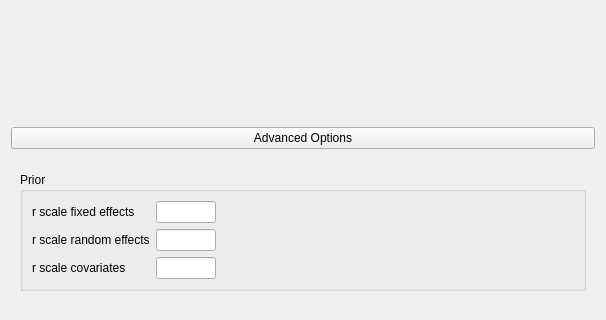
Before: the Qt Designer form JASP-Desktop/analysisforms/anovarepeatedmeasuresbayesianform.ui in jasp-stats/jasp-desktop, drawn with Qt 5; both pictures show x 0 to 606 and y 820 to 1140 of the 606 by 1140 pixel window.
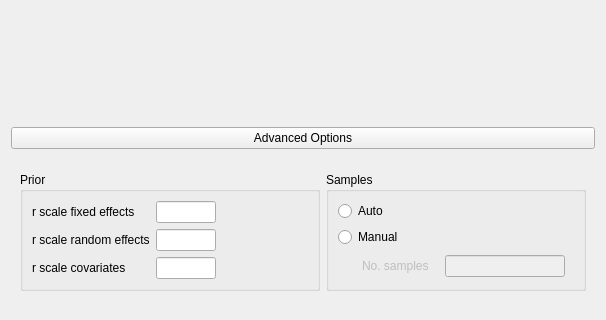
After: the same form once the commit is applied. Custom widgets are drawn as their Qt base class.

```diff
--- a/JASP-Desktop/analysisforms/anovarepeatedmeasuresbayesianform.ui
+++ b/JASP-Desktop/analysisforms/anovarepeatedmeasuresbayesianform.ui
@@ -583,11 +583,17 @@
         </property>
        </widget>
       </item>
-      <item row="2" column="0" rowspan="2" colspan="2">
+      <item row="3" column="0" rowspan="2" colspan="2">
        <widget class="QWidget" name="advancedOptions" native="true">
         <layout class="QGridLayout" name="gridLayout_7">
          <item row="0" column="0">
           <widget class="GroupBox" name="groupBox_2">
+           <property name="maximumSize">
+            <size>
+             <width>300</width>
+             <height>16777215</height>
+            </size>
+           </property>
            <property name="title">
             <string>Prior</string>
            </property>
@@ -703,6 +709,64 @@
            </layout>
           </widget>
          </item>
+         <item row="0" column="1">
+          <widget class="BoundGroupBox" name="sampleMode">
+           <property name="title">
+            <string>Samples</string>
+           </property>
+           <layout class="QGridLayout" name="gridLayout_12">
+            <item row="1" column="0">
+             <widget class="QRadioButton" name="_2fixed">
+              <property name="text">
+               <string>Manual</string>
+              </property>
+             </widget>
+            </item>
+            <item row="2" column="0">
+             <widget class="QWidget" name="fixedSamplesNumberContainer" native="true">
+              <property name="enabled">
+               <bool>false</bool>
+              </property>
+              <layout class="QGridLayout" name="gridLayout_14">
+               <property name="leftMargin">
+                <number>24</number>
+               </property>
+               <property name="topMargin">
+                <number>0</number>
+               </property>
+               <property name="bottomMargin">
+                <number>0</number>
+               </property>
+               <item row="0" column="0">
+                <widget class="QLabel" name="label_9">
+                 <property name="text">
+                  <string>No. samples</string>
+                 </property>
+                </widget>
+               </item>
+               <item row="0" column="1">
+                <widget class="BoundTextBox" name="fixedSamplesNumber">
+                 <property name="maximumSize">
+                  <size>
+                   <width>120</width>
+                   <height>16777215</height>
+                  </size>
+                 </property>
+                </widget>
+               </item>
+              </layout>
+             </widget>
+            </item>
+            <item row="0" column="0">
+             <widget class="QRadioButton" name="_1auto">
+              <property name="text">
+               <string>Auto</string>
+              </property>
+             </widget>
+            </item>
+           </layout>
+          </widget>
+         </item>
         </layout>
        </widget>
       </item>
```
Left out of the diff: 19 changed lines with no effect on the pictures.
